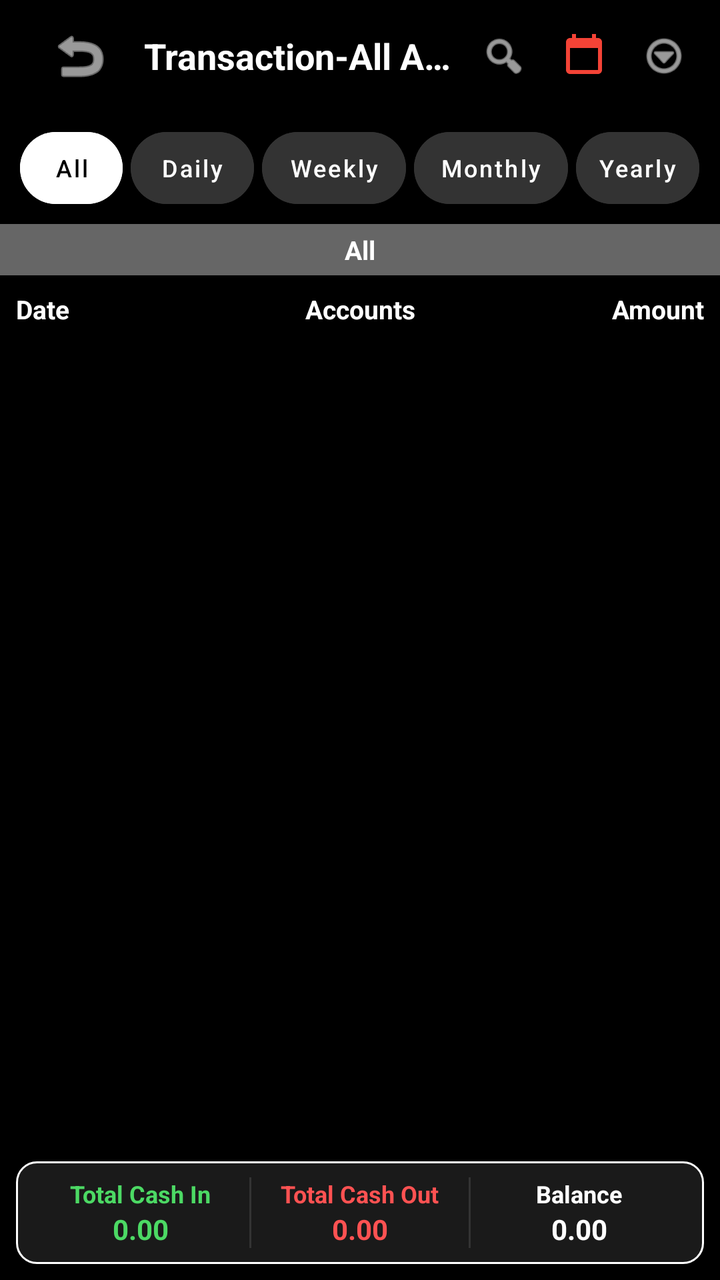
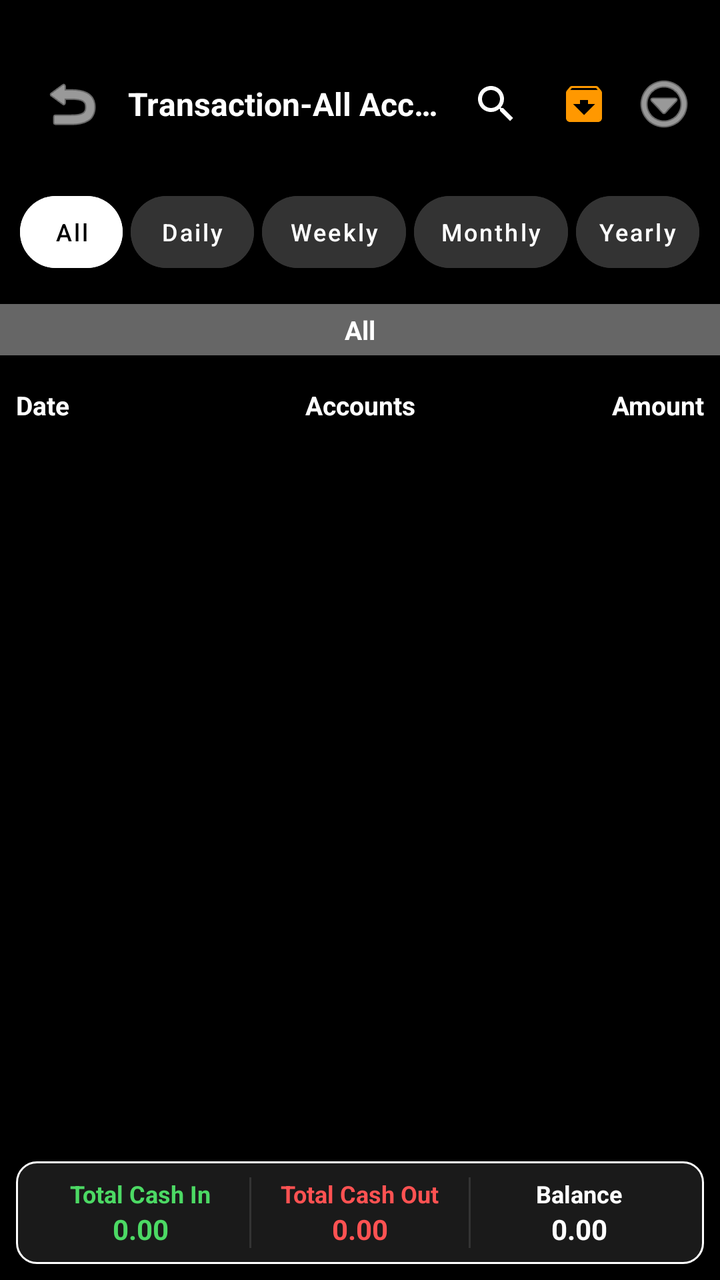

Compare the two renders of this Android layout. The source of the first and the diff that turns it into the second are given below.
<!-- AndroidManifest.xml: activity theme Theme.MyCalendar2026SAR -->
<!-- res/layout/activity_transactions_all_accounts.xml -->
<?xml version="1.0" encoding="utf-8"?>
<androidx.constraintlayout.widget.ConstraintLayout xmlns:android="http://schemas.android.com/apk/res/android"
    xmlns:app="http://schemas.android.com/apk/res-auto"
    xmlns:tools="http://schemas.android.com/tools"
    android:layout_width="match_parent"
    android:layout_height="match_parent"
    android:background="#000000">

    
    <LinearLayout
        android:id="@+id/allTxToolbar"
        android:layout_width="match_parent"
        android:layout_height="56dp"
        android:gravity="center_vertical"
        android:orientation="horizontal"
        android:paddingStart="16dp"
        android:paddingEnd="8dp"
        app:layout_constraintTop_toTopOf="parent">

        <ImageButton
            android:id="@+id/allTxBackButton"
            android:layout_width="48dp"
            android:layout_height="48dp"
            android:background="?attr/selectableItemBackgroundBorderless"
            android:src="@android:drawable/ic_menu_revert"
            app:tint="@color/white" />

        <TextView
            android:layout_width="0dp"
            android:layout_height="wrap_content"
            android:layout_marginStart="8dp"
            android:layout_weight="1"
            android:ellipsize="end"
            android:maxLines="1"
            android:text="Transaction-All Accounts"
            android:textColor="@color/white"
            android:textSize="18sp"
            android:textStyle="bold" />

        <ImageView
            android:layout_width="40dp"
            android:layout_height="40dp"
            android:padding="8dp"
            android:src="@android:drawable/ic_menu_search"
            app:tint="@color/white" />

        <ImageView
            android:layout_width="40dp"
            android:layout_height="40dp"
            android:padding="8dp"
            android:src="@drawable/ic_menu_calendar_color" />

        <ImageView
            android:layout_width="40dp"
            android:layout_height="40dp"
            android:padding="8dp"
            android:src="@android:drawable/ic_menu_more"
            app:tint="@color/white" />
    </LinearLayout>

    
    <LinearLayout
        android:id="@+id/allTxTabsContainer"
        android:layout_width="match_parent"
        android:layout_height="wrap_content"
        android:orientation="horizontal"
        android:padding="8dp"
        app:layout_constraintTop_toBottomOf="@id/allTxToolbar">

        <Button
            android:id="@+id/tabAll"
            style="@style/Widget.MaterialComponents.Button.UnelevatedButton"
            android:layout_width="0dp"
            android:layout_height="36dp"
            android:layout_margin="2dp"
            android:layout_weight="1"
            android:backgroundTint="@color/white"
            android:insetTop="0dp"
            android:insetBottom="0dp"
            android:padding="0dp"
            android:text="All"
            android:textAllCaps="false"
            android:textColor="@color/black"
            android:textSize="12sp"
            app:cornerRadius="18dp" />

        <Button
            android:id="@+id/tabDaily"
            style="@style/Widget.MaterialComponents.Button.UnelevatedButton"
            android:layout_width="0dp"
            android:layout_height="36dp"
            android:layout_margin="2dp"
            android:layout_weight="1.2"
            android:backgroundTint="#333333"
            android:insetTop="0dp"
            android:insetBottom="0dp"
            android:padding="0dp"
            android:text="Daily"
            android:textAllCaps="false"
            android:textColor="@color/white"
            android:textSize="12sp"
            app:cornerRadius="18dp" />

        <Button
            android:id="@+id/tabWeekly"
            style="@style/Widget.MaterialComponents.Button.UnelevatedButton"
            android:layout_width="0dp"
            android:layout_height="36dp"
            android:layout_margin="2dp"
            android:layout_weight="1.4"
            android:backgroundTint="#333333"
            android:insetTop="0dp"
            android:insetBottom="0dp"
            android:padding="0dp"
            android:text="Weekly"
            android:textAllCaps="false"
            android:textColor="@color/white"
            android:textSize="12sp"
            app:cornerRadius="18dp" />

        <Button
            android:id="@+id/tabMonthly"
            style="@style/Widget.MaterialComponents.Button.UnelevatedButton"
            android:layout_width="0dp"
            android:layout_height="36dp"
            android:layout_margin="2dp"
            android:layout_weight="1.5"
            android:backgroundTint="#333333"
            android:insetTop="0dp"
            android:insetBottom="0dp"
            android:padding="0dp"
            android:text="Monthly"
            android:textAllCaps="false"
            android:textColor="@color/white"
            android:textSize="12sp"
            app:cornerRadius="18dp" />

        <Button
            android:id="@+id/tabYearly"
            style="@style/Widget.MaterialComponents.Button.UnelevatedButton"
            android:layout_width="0dp"
            android:layout_height="36dp"
            android:layout_margin="2dp"
            android:layout_weight="1.2"
            android:backgroundTint="#333333"
            android:insetTop="0dp"
            android:insetBottom="0dp"
            android:padding="0dp"
            android:text="Yearly"
            android:textAllCaps="false"
            android:textColor="@color/white"
            android:textSize="12sp"
            app:cornerRadius="18dp" />
    </LinearLayout>

    
    <TextView
        android:id="@+id/currentTabLabel"
        android:layout_width="match_parent"
        android:layout_height="wrap_content"
        android:background="#666666"
        android:gravity="center"
        android:padding="4dp"
        android:text="All"
        android:textColor="@color/white"
        android:textSize="13sp"
        android:textStyle="bold"
        app:layout_constraintTop_toBottomOf="@id/allTxTabsContainer" />

    
    <LinearLayout
        android:id="@+id/allTxHeaders"
        android:layout_width="match_parent"
        android:layout_height="wrap_content"
        android:orientation="horizontal"
        android:padding="8dp"
        app:layout_constraintTop_toBottomOf="@id/currentTabLabel">

        <TextView
            android:layout_width="0dp"
            android:layout_height="wrap_content"
            android:layout_weight="1"
            android:text="Date"
            android:textColor="@color/white"
            android:textSize="13sp"
            android:textStyle="bold" />

        <TextView
            android:layout_width="0dp"
            android:layout_height="wrap_content"
            android:layout_weight="1"
            android:gravity="center"
            android:text="Accounts"
            android:textColor="@color/white"
            android:textSize="13sp"
            android:textStyle="bold" />

        <TextView
            android:layout_width="0dp"
            android:layout_height="wrap_content"
            android:layout_weight="1"
            android:gravity="end"
            android:text="Amount"
            android:textColor="@color/white"
            android:textSize="13sp"
            android:textStyle="bold" />
    </LinearLayout>

    <androidx.recyclerview.widget.RecyclerView
        android:id="@+id/allTxRecyclerView"
        android:layout_width="match_parent"
        android:layout_height="0dp"
        app:layout_constraintBottom_toTopOf="@id/allTxFooter"
        app:layout_constraintTop_toBottomOf="@id/allTxHeaders" />

    
    <LinearLayout
        android:id="@+id/allTxFooter"
        android:layout_width="match_parent"
        android:layout_height="wrap_content"
        android:background="@drawable/summary_border"
        android:orientation="horizontal"
        android:layout_margin="8dp"
        android:padding="8dp"
        app:layout_constraintBottom_toBottomOf="parent">

        <LinearLayout
            android:layout_width="0dp"
            android:layout_height="wrap_content"
            android:layout_weight="1"
            android:gravity="center"
            android:orientation="vertical">

            <TextView
                android:layout_width="wrap_content"
                android:layout_height="wrap_content"
                android:text="Total Cash In"
                android:textColor="@color/income_green"
                android:textSize="12sp"
                android:textStyle="bold" />

            <TextView
                android:id="@+id/footerCashIn"
                android:layout_width="wrap_content"
                android:layout_height="wrap_content"
                android:text="0.00"
                android:textColor="@color/income_green"
                android:textSize="14sp"
                android:textStyle="bold" />
        </LinearLayout>

        <View
            android:layout_width="1dp"
            android:layout_height="match_parent"
            android:background="#333333" />

        <LinearLayout
            android:layout_width="0dp"
            android:layout_height="wrap_content"
            android:layout_weight="1"
            android:gravity="center"
            android:orientation="vertical">

            <TextView
                android:layout_width="wrap_content"
                android:layout_height="wrap_content"
                android:text="Total Cash Out"
                android:textColor="@color/expense_red"
                android:textSize="12sp"
                android:textStyle="bold" />

            <TextView
                android:id="@+id/footerCashOut"
                android:layout_width="wrap_content"
                android:layout_height="wrap_content"
                android:text="0.00"
                android:textColor="@color/expense_red"
                android:textSize="14sp"
                android:textStyle="bold" />
        </LinearLayout>

        <View
            android:layout_width="1dp"
            android:layout_height="match_parent"
            android:background="#333333" />

        <LinearLayout
            android:layout_width="0dp"
            android:layout_height="wrap_content"
            android:layout_weight="1"
            android:gravity="center"
            android:orientation="vertical">

            <TextView
                android:layout_width="wrap_content"
                android:layout_height="wrap_content"
                android:text="Balance"
                android:textColor="@color/white"
                android:textSize="12sp"
                android:textStyle="bold" />

            <TextView
                android:id="@+id/footerBalance"
                android:layout_width="wrap_content"
                android:layout_height="wrap_content"
                android:text="0.00"
                android:textColor="@color/white"
                android:textSize="14sp"
                android:textStyle="bold" />
        </LinearLayout>
    </LinearLayout>

</androidx.constraintlayout.widget.ConstraintLayout>
<!-- resources referenced by this layout -->
<resources>
  <color name="black">#FF000000</color>
  <color name="expense_red">#FF5252</color>
  <color name="income_green">#4CD964</color>
  <color name="white">#FFFFFFFF</color>
  <!-- drawable ic_menu_calendar_color (drawable) -->
  <vector xmlns:android="http://schemas.android.com/apk/res/android"
      android:width="24dp"
      android:height="24dp"
      android:viewportWidth="24"
      android:viewportHeight="24">
      <path
          android:fillColor="#F44336"
          android:pathData="M19,3h-1V1h-2v2H8V1H6v2H5C3.89,3 3.01,3.9 3.01,5L3,19c0,1.1 0.89,2 2,2h14c1.1,0 2,-0.9 2,-2V5c0,-1.1 -0.9,-2 -2,-2zM19,19H5V8h14v11z" />
  </vector>
  <!-- drawable summary_border (drawable) -->
  <?xml version="1.0" encoding="utf-8"?>
  <shape xmlns:android="http://schemas.android.com/apk/res/android">
      <solid android:color="@color/card_dark" />
      <stroke
          android:width="1dp"
          android:color="@color/white" />
      <corners android:radius="10dp" />
  </shape>
  <style name="Theme.MyCalendar2026SAR" parent="Theme.MaterialComponents.DayNight.NoActionBar">
          
          <item name="colorPrimary">@color/purple_500</item>
          <item name="colorPrimaryVariant">@color/purple_700</item>
          <item name="colorOnPrimary">@color/white</item>
          
          <item name="colorSecondary">@color/teal_200</item>
          <item name="colorSecondaryVariant">@color/teal_700</item>
          <item name="colorOnSecondary">@color/black</item>
          
          <item name="android:statusBarColor">?attr/colorPrimaryVariant</item>
  
          
          <item name="materialAlertDialogTheme">@style/CustomAlertDialogTheme</item>
          <item name="alertDialogTheme">@style/CustomAlertDialogTheme</item>
      </style>
  <color name="card_dark">#1A1A1A</color>
  <color name="purple_500">#FF6200EE</color>
  <color name="purple_700">#FF3700B3</color>
  <color name="teal_200">#FF03DAC5</color>
  <color name="teal_700">#FF018786</color>
  <style name="CustomAlertDialogTheme" parent="ThemeOverlay.MaterialComponents.MaterialAlertDialog">
          <item name="colorPrimary">@color/light_green</item>
          <item name="colorAccent">@color/light_green</item>
          <item name="colorSecondary">@color/light_green</item>
          <item name="android:textColorPrimary">@color/white</item>
          
          <item name="buttonBarPositiveButtonStyle">@style/GreenButtonStyle</item>
          <item name="buttonBarNegativeButtonStyle">@style/GreenButtonStyle</item>
          <item name="buttonBarNeutralButtonStyle">@style/GreenButtonStyle</item>
      </style>
  <color name="light_green">#8BC34A</color>
  <style name="GreenButtonStyle" parent="Widget.MaterialComponents.Button.TextButton">
          <item name="android:textColor">@color/light_green</item>
      </style>
</resources>

<!-- the commit's change to res/layout/activity_transactions_all_accounts.xml (unified diff, before → after) -->
@@ -11,6 +11,7 @@
         android:id="@+id/allTxToolbar"
         android:layout_width="match_parent"
         android:layout_height="56dp"
+        android:layout_marginTop="24dp"
         android:gravity="center_vertical"
         android:orientation="horizontal"
         android:paddingStart="16dp"
@@ -19,13 +20,15 @@
 
         <ImageButton
             android:id="@+id/allTxBackButton"
-            android:layout_width="48dp"
-            android:layout_height="48dp"
+            android:layout_width="40dp"
+            android:layout_height="40dp"
             android:background="?attr/selectableItemBackgroundBorderless"
+            android:contentDescription="Back"
             android:src="@android:drawable/ic_menu_revert"
             app:tint="@color/white" />
 
         <TextView
+            android:id="@+id/allTxTitle"
             android:layout_width="0dp"
             android:layout_height="wrap_content"
             android:layout_marginStart="8dp"
@@ -34,28 +37,35 @@
             android:maxLines="1"
             android:text="Transaction-All Accounts"
             android:textColor="@color/white"
-            android:textSize="18sp"
+            android:textSize="16sp"
             android:textStyle="bold" />
 
-        <ImageView
+        <androidx.appcompat.widget.SearchView
+            android:id="@+id/allTxSearchView"
+            android:layout_width="wrap_content"
+            android:layout_height="wrap_content"
+            app:iconifiedByDefault="true"
+            app:queryHint="Search..."
+            android:theme="@style/ThemeOverlay.AppCompat.Dark.ActionBar" />
+
+        <ImageButton
+            android:id="@+id/allTxSaveButton"
             android:layout_width="40dp"
             android:layout_height="40dp"
+            android:background="?attr/selectableItemBackgroundBorderless"
             android:padding="8dp"
-            android:src="@android:drawable/ic_menu_search"
-            app:tint="@color/white" />
-
-        <ImageView
+            android:src="@drawable/ic_menu_archive_color"
+            android:contentDescription="Save" />
+
+        <ImageButton
+            android:id="@+id/allTxMoreButton"
             android:layout_width="40dp"
             android:layout_height="40dp"
-            android:padding="8dp"
-            android:src="@drawable/ic_menu_calendar_color" />
-
-        <ImageView
-            android:layout_width="40dp"
-            android:layout_height="40dp"
+            android:background="?attr/selectableItemBackgroundBorderless"
             android:padding="8dp"
             android:src="@android:drawable/ic_menu_more"
-            app:tint="@color/white" />
+            app:tint="@color/white"
+            android:contentDescription="More" />
     </LinearLayout>
 
     
@@ -63,6 +73,7 @@
         android:id="@+id/allTxTabsContainer"
         android:layout_width="match_parent"
         android:layout_height="wrap_content"
+        android:layout_marginTop="8dp"
         android:orientation="horizontal"
         android:padding="8dp"
         app:layout_constraintTop_toBottomOf="@id/allTxToolbar">
@@ -158,6 +169,7 @@
         android:id="@+id/currentTabLabel"
         android:layout_width="match_parent"
         android:layout_height="wrap_content"
+        android:layout_marginTop="8dp"
         android:background="#666666"
         android:gravity="center"
         android:padding="4dp"
@@ -172,6 +184,7 @@
         android:id="@+id/allTxHeaders"
         android:layout_width="match_parent"
         android:layout_height="wrap_content"
+        android:layout_marginTop="8dp"
         android:orientation="horizontal"
         android:padding="8dp"
         app:layout_constraintTop_toBottomOf="@id/currentTabLabel">
@@ -206,14 +219,16 @@
             android:textStyle="bold" />
     </LinearLayout>
 
+    
     <androidx.recyclerview.widget.RecyclerView
         android:id="@+id/allTxRecyclerView"
-        android:layout_width="match_parent"
-        android:layout_height="0dp"
+        android:layout_width="408dp"
+        android:layout_height="570dp"
         app:layout_constraintBottom_toTopOf="@id/allTxFooter"
-        app:layout_constraintTop_toBottomOf="@id/allTxHeaders" />
-
-    
+        app:layout_constraintTop_toBottomOf="@id/allTxHeaders"
+        app:layout_constraintVertical_bias="0.0"
+        tools:layout_editor_absoluteX="0dp" />
+
     <LinearLayout
         android:id="@+id/allTxFooter"
         android:layout_width="match_parent"
<!-- resource entries referenced after the edit -->
@@ -4,15 +4,15 @@
   <color name="expense_red">#FF5252</color>
   <color name="income_green">#4CD964</color>
   <color name="white">#FFFFFFFF</color>
-  <!-- drawable ic_menu_calendar_color (drawable) -->
+  <!-- drawable ic_menu_archive_color (drawable) -->
   <vector xmlns:android="http://schemas.android.com/apk/res/android"
       android:width="24dp"
       android:height="24dp"
       android:viewportWidth="24"
       android:viewportHeight="24">
       <path
-          android:fillColor="#F44336"
-          android:pathData="M19,3h-1V1h-2v2H8V1H6v2H5C3.89,3 3.01,3.9 3.01,5L3,19c0,1.1 0.89,2 2,2h14c1.1,0 2,-0.9 2,-2V5c0,-1.1 -0.9,-2 -2,-2zM19,19H5V8h14v11z" />
+          android:fillColor="#FF9800"
+          android:pathData="M20.54,5.23l-1.39,-1.68C18.88,3.21 18.47,3 18,3H6C5.53,3 5.12,3.21 4.84,3.55L3.46,5.23C3.17,5.57 3,6.01 3,6.5V19c0,1.1 0.9,2 2,2h14c1.1,0 2,-0.9 2,-2V6.5c0,-0.49 -0.17,-0.93 -0.46,-1.27zM12,17.5L6.5,12H10v-2h4v2h3.5L12,17.5zM5.12,5l0.82,-1h12.11l0.83,1H5.12z" />
   </vector>
   <!-- drawable summary_border (drawable) -->
   <?xml version="1.0" encoding="utf-8"?>
@@ -25,8 +25,8 @@
   </shape>
   <style name="Theme.MyCalendar2026SAR" parent="Theme.MaterialComponents.DayNight.NoActionBar">
           
-          <item name="colorPrimary">@color/purple_500</item>
-          <item name="colorPrimaryVariant">@color/purple_700</item>
+          <item name="colorPrimary">@color/light_green</item>
+          <item name="colorPrimaryVariant">@color/hunter_green</item>
           <item name="colorOnPrimary">@color/white</item>
           
           <item name="colorSecondary">@color/teal_200</item>
@@ -40,8 +40,6 @@
           <item name="alertDialogTheme">@style/CustomAlertDialogTheme</item>
       </style>
   <color name="card_dark">#1A1A1A</color>
-  <color name="purple_500">#FF6200EE</color>
-  <color name="purple_700">#FF3700B3</color>
   <color name="teal_200">#FF03DAC5</color>
   <color name="teal_700">#FF018786</color>
   <style name="CustomAlertDialogTheme" parent="ThemeOverlay.MaterialComponents.MaterialAlertDialog">
@@ -55,6 +53,7 @@
           <item name="buttonBarNeutralButtonStyle">@style/GreenButtonStyle</item>
       </style>
   <color name="light_green">#8BC34A</color>
+  <color name="hunter_green">#355E3B</color>
   <style name="GreenButtonStyle" parent="Widget.MaterialComponents.Button.TextButton">
           <item name="android:textColor">@color/light_green</item>
       </style>
